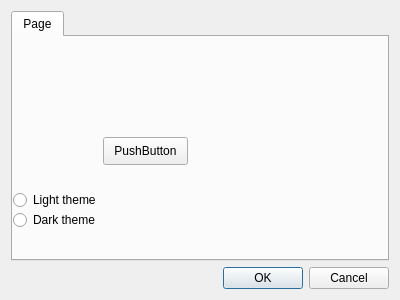
This is src/configdialog.ui in BigRedEye/PixelEditor as Qt 5 draws it before an edit. The edited form follows.
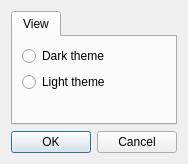
This is the edited form.

Commit message: Update to Qt 5.9. Fixed buttons palette

What changed in the file:
```diff
--- a/src/configdialog.ui
+++ b/src/configdialog.ui
@@ -6,8 +6,8 @@
    <rect>
     <x>0</x>
     <y>0</y>
-    <width>400</width>
-    <height>300</height>
+    <width>184</width>
+    <height>164</height>
    </rect>
   </property>
   <property name="windowTitle">
@@ -18,47 +18,24 @@
     <widget class="QTabWidget" name="tabWidget">
      <widget class="QWidget" name="tabView">
       <attribute name="title">
-       <string>Page</string>
+       <string>View</string>
       </attribute>
-      <widget class="QRadioButton" name="LightThemeButton">
-       <property name="geometry">
-        <rect>
-         <x>0</x>
-         <y>150</y>
-         <width>107</width>
-         <height>26</height>
-        </rect>
-       </property>
-       <property name="text">
-        <string>Light theme</string>
-       </property>
-      </widget>
+      <layout class="QFormLayout" name="formLayout_2">
+       <item row="0" column="0">
       <widget class="QRadioButton" name="DarkThemeButton">
-       <property name="geometry">
-        <rect>
-         <x>0</x>
-         <y>170</y>
-         <width>107</width>
-         <height>26</height>
-        </rect>
-       </property>
        <property name="text">
         <string>Dark theme</string>
        </property>
       </widget>
-      <widget class="QPushButton" name="pushButton">
-       <property name="geometry">
-        <rect>
-         <x>90</x>
-         <y>100</y>
-         <width>85</width>
-         <height>28</height>
-        </rect>
-       </property>
+       </item>
+       <item row="1" column="0">
+        <widget class="QRadioButton" name="LightThemeButton">
        <property name="text">
-        <string>PushButton</string>
-       </property>
-      </widget>
+          <string>Light theme</string>
+         </property>
+        </widget>
+       </item>
+      </layout>
      </widget>
     </widget>
    </item>
```
Lines whose indentation alone changed are shown as unchanged. The commit also changes 4 other files.
